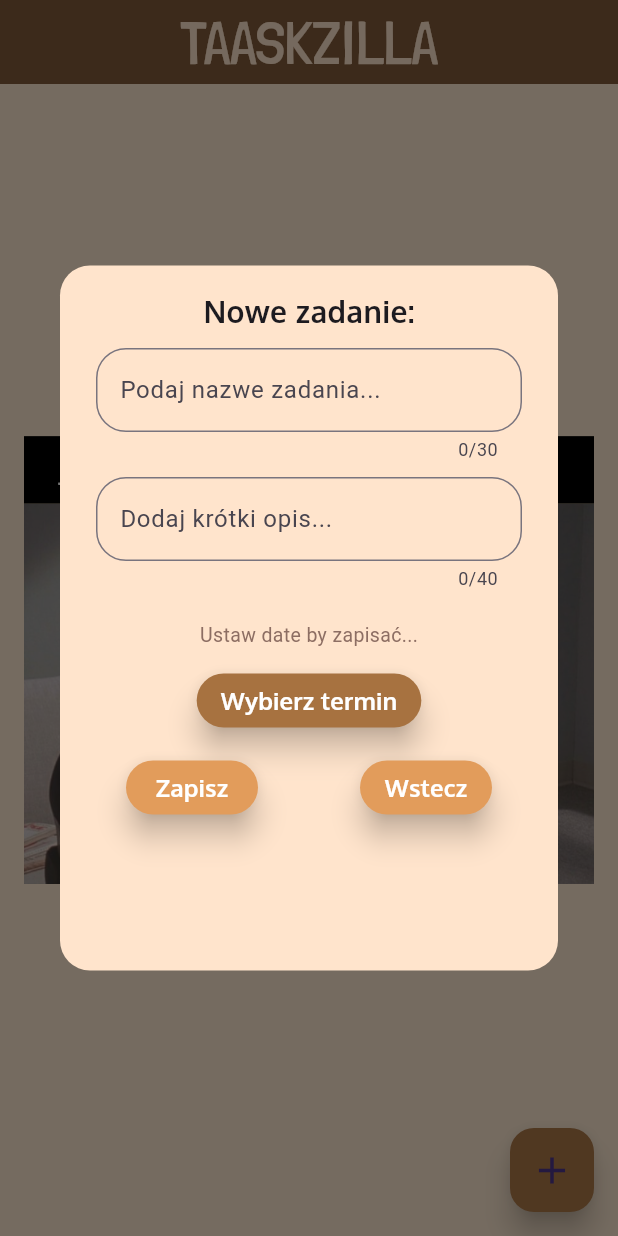
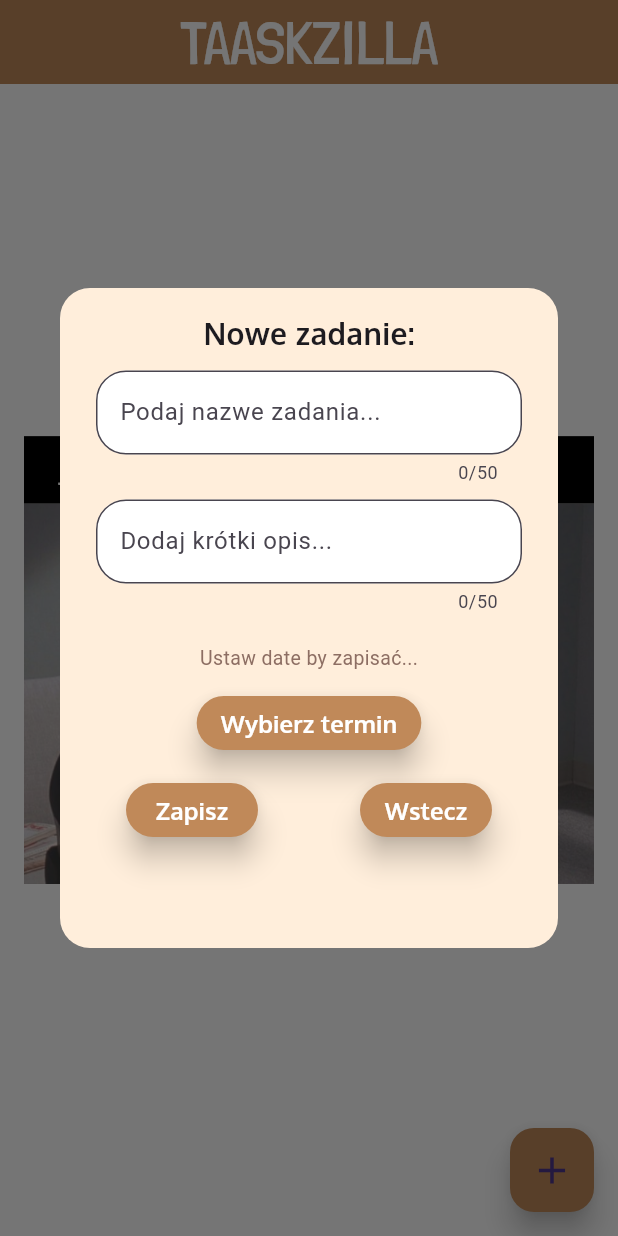
Before and after one commit to knaappz/planer_flutter, a Flutter app: the screen it shows after launch, after a tap on the "add" icon, on a phone screen of 412 x 824 dp. Run offline on Flutter 3.47's test engine with Material 3 defaults, Android fonts, the phone set to English and light mode, and no system bars; our stand-ins replace flutter_slidable, hive, hive_flutter; accounts and stored records are empty.

Commit message:
Poprawki wizualne.

```diff
--- a/lib/buttons/add_btn.dart
+++ b/lib/buttons/add_btn.dart
@@ -1,6 +1,7 @@
 // ignore_for_file: prefer_const_constructors
 
 import 'package:flutter/material.dart';
+import 'package:project/pages/home_page.dart';
 
 class AddBTN extends StatelessWidget {
   final VoidCallback onPressed;
@@ -12,7 +13,7 @@ class AddBTN extends StatelessWidget {
     return FloatingActionButton(
       elevation: 8,
       onPressed: onPressed,
-      backgroundColor: const Color.fromARGB(255, 174, 121, 72),
+      backgroundColor: MyColors.aBColor,
       child: Icon(
         Icons.add,
         size: 30,
--- a/lib/buttons/start_btn.dart
+++ b/lib/buttons/start_btn.dart
@@ -1,6 +1,7 @@
 // ignore_for_file: prefer_const_constructors, prefer_const_constructors_in_immutables
 
 import 'package:flutter/material.dart';
+import 'package:project/pages/home_page.dart';
 
 class StartBTN extends StatelessWidget {
   final String text;
@@ -13,7 +14,7 @@ class StartBTN extends StatelessWidget {
     return MaterialButton(
       elevation: 8,
       shape: RoundedRectangleBorder(borderRadius: BorderRadius.circular(20)),
-      color: Color.fromRGBO(226, 156, 91, 1),
+      color: MyColors.aBColor,
       onPressed: onPressed,
       child: Text(
         text,
--- a/lib/buttons/termin_btn.dart
+++ b/lib/buttons/termin_btn.dart
@@ -1,6 +1,7 @@
 // ignore_for_file: prefer_const_constructors, prefer_const_constructors_in_immutables
 
 import 'package:flutter/material.dart';
+import 'package:project/pages/home_page.dart';
 
 class TerminBTN extends StatelessWidget {
   final String text;
@@ -13,7 +14,7 @@ class TerminBTN extends StatelessWidget {
     return MaterialButton(
       elevation: 8,
       shape: RoundedRectangleBorder(borderRadius: BorderRadius.circular(20)),
-      color: Color.fromRGBO(167, 114, 64, 1),
+      color: MyColors.aBColor,
       onPressed: onPressed,
       child: Text(
         text,
--- a/lib/pages/home_page.dart
+++ b/lib/pages/home_page.dart
@@ -18,10 +18,12 @@ class HomePage extends StatefulWidget {
 
 class MyColors {
   static const Color bgColor = Color.fromRGBO(255, 205, 147, 1);
-  static const Color aBColor = Color.fromRGBO(130, 92, 58, 1);
-  static const Color tColor = Color.fromRGBO(255, 228, 204, 1);
-  static const Color tileColor = Color.fromRGBO(255, 243, 229, 1);
-  static const Color addColor = Color.fromRGBO(226, 156, 91, 1);
+  static const Color alertColor = Color.fromRGBO(255, 231, 203, 1);
+
+  static const Color aBColor = Color.fromRGBO(192, 137, 89, 1);
+  static const Color titleColor = Color.fromRGBO(255, 255, 255, 1);
+  static const Color tileColor = Color.fromRGBO(255, 238, 219, 1);
+  static const Color txtField = Color.fromRGBO(255, 255, 255, 1);
 }
 
 class _HomePageState extends State<HomePage> {
@@ -97,6 +99,12 @@ class _HomePageState extends State<HomePage> {
               description = newDescription;
             });
           },
+          resetDescription: () {
+            setState(() {
+              // Resetuj opis
+              description = 'brak';
+            });
+          },
         );
       },
     );
@@ -110,11 +118,11 @@ class _HomePageState extends State<HomePage> {
     db.updateData();
   }
 
-  //sccaffold główna strona
+  //scaffold główna strona
   @override
   Widget build(BuildContext context) {
     return Scaffold(
-      backgroundColor: Color.fromARGB(255, 255, 234, 210),
+      backgroundColor: Colors.white,
       appBar: AppBar(
         elevation: 0,
         backgroundColor: MyColors.aBColor,
@@ -122,7 +130,7 @@ class _HomePageState extends State<HomePage> {
             child: Text(
           'TAASKZILLA',
           style: TextStyle(
-            color: MyColors.tColor,
+            color: MyColors.titleColor,
             fontFamily: 'LondrinaSolid',
             fontSize: 40,
             fontWeight: FontWeight.w300,
@@ -153,19 +161,30 @@ class _HomePageState extends State<HomePage> {
         itemBuilder: (context, index) {
           DateTime termin = db.taskList[index][1];
           bool terminLine = index == 0 || termin != db.taskList[index - 1][1];
+          bool isToday = termin.year == DateTime.now().year &&
+              termin.month == DateTime.now().month &&
+              termin.day == DateTime.now().day;
+          bool isTomorrow =
+              termin.year == DateTime.now().add(Duration(days: 1)).year &&
+                  termin.month == DateTime.now().add(Duration(days: 1)).month &&
+                  termin.day == DateTime.now().add(Duration(days: 1)).day;
 
           return Column(
             children: [
               //kafelek sergregujący daty
               if (terminLine)
                 Padding(
-                  padding: const EdgeInsets.only(bottom: 20),
+                  padding: const EdgeInsets.only(bottom: 10),
                   child: Container(
                     color: Color.fromARGB(125, 130, 92, 58),
                     padding: EdgeInsets.all(8),
                     child: Center(
                       child: Text(
-                        '${termin.day}.${termin.month}.${termin.year}',
+                        isToday
+                            ? "Dzisiaj"
+                            : isTomorrow
+                                ? "Jutro"
+                                : '${termin.day}.${termin.month}.${termin.year}',
                         style: TextStyle(
                           fontWeight: FontWeight.bold,
                           color: Colors.white,
@@ -176,6 +195,8 @@ class _HomePageState extends State<HomePage> {
                 ),
 
               //kafelek tasktile [nazwa, data, czyukończony oraz usunięcie]
+              Column(
+                children: [
                   TaskTile(
                     taskName: db.taskList[index][0],
                     taskDescription: db.taskList[index][3],
@@ -183,6 +204,8 @@ class _HomePageState extends State<HomePage> {
                     taskCompleted: db.taskList[index][2],
                     onChanged: (value) => checkBoxChanged(value, index),
                     deleteFunc: (context) => deleteTask(index),
+                  ),
+                ],
               ),
             ],
           );
--- a/lib/tiles/create_new_task.dart
+++ b/lib/tiles/create_new_task.dart
@@ -13,6 +13,7 @@ class CreateTaskDialog extends StatefulWidget {
   final VoidCallback onSave;
   final VoidCallback onCancel;
   final Function(DateTime)? onDateSelected;
+  final VoidCallback resetDescription;
 
   const CreateTaskDialog({
     Key? key,
@@ -22,6 +23,7 @@ class CreateTaskDialog extends StatefulWidget {
     required this.onSave,
     required this.onCancel,
     required this.onDateSelected,
+    required this.resetDescription,
   }) : super(key: key);
 
   @override
@@ -67,10 +69,10 @@ class _CreateTaskDialogState extends State<CreateTaskDialog> {
       shape: RoundedRectangleBorder(
         borderRadius: BorderRadius.circular(20.0),
       ),
-      backgroundColor: MyColors.tColor,
+      backgroundColor: MyColors.tileColor,
       content: Container(
         width: 300,
-        height: 430,
+        height: 400,
         child: Column(
           children: [
             //tytuł
@@ -91,9 +93,11 @@ class _CreateTaskDialogState extends State<CreateTaskDialog> {
               key: _formKey,
               child: TextFormField(
                 maxLines: 1,
-                maxLength: 30,
+                maxLength: 50,
                 controller: widget.controller,
                 decoration: InputDecoration(
+                  filled: true,
+                  fillColor: MyColors.txtField,
                   border: OutlineInputBorder(
                     borderRadius: BorderRadius.circular(20),
                   ),
@@ -103,17 +107,19 @@ class _CreateTaskDialogState extends State<CreateTaskDialog> {
               ),
             ),
 
-            //input opisu (nie działa)
+            //input opisu
             Padding(
               padding: const EdgeInsets.only(top: 10),
               child: SizedBox(
                 child: TextFormField(
-                  maxLength: 40,
+                  maxLength: 50,
                   controller: widget.descriptionController,
                   onChanged: (value) {
                     widget.onDescriptionChanged?.call(value);
                   },
                   decoration: InputDecoration(
+                    filled: true,
+                    fillColor: MyColors.txtField,
                     border: OutlineInputBorder(
                       borderRadius: BorderRadius.circular(20),
                     ),
@@ -132,10 +138,10 @@ class _CreateTaskDialogState extends State<CreateTaskDialog> {
                       ? Text(
                           'Wybrana data: ${DateFormat('dd.MM.yyyy').format(_datetime)}',
                           style: TextStyle(
-                              color: MyColors.aBColor,
-                              fontFamily: 'Oxygen',
-                              fontWeight: FontWeight.bold,
-                              decoration: TextDecoration.underline),
+                            color: MyColors.aBColor,
+                            fontSize: 18,
+                            fontFamily: 'Oxygen',
+                          ),
                         )
                       : Text(
                           'Ustaw date by zapisać...',
@@ -160,6 +166,7 @@ class _CreateTaskDialogState extends State<CreateTaskDialog> {
                               if (_formKey.currentState!.validate() &&
                                   isDateSelected == true) {
                                 widget.onSave();
+                                widget.resetDescription();
                               }
                             },
                             text: 'Zapisz'),
```
Also changed, not shown: lib/buttons/desc_btn.dart (deleted, +0 -28 lines), lib/buttons/edit.dart (added, +26 -0 lines), lib/tiles/change_task.dart (deleted, +0 -15 lines), lib/tiles/edit_task.dart (deleted, +0 -128 lines), lib/tiles/task_tile.dart (+51 -41 lines). Lines whose indentation alone changed are shown as unchanged.
